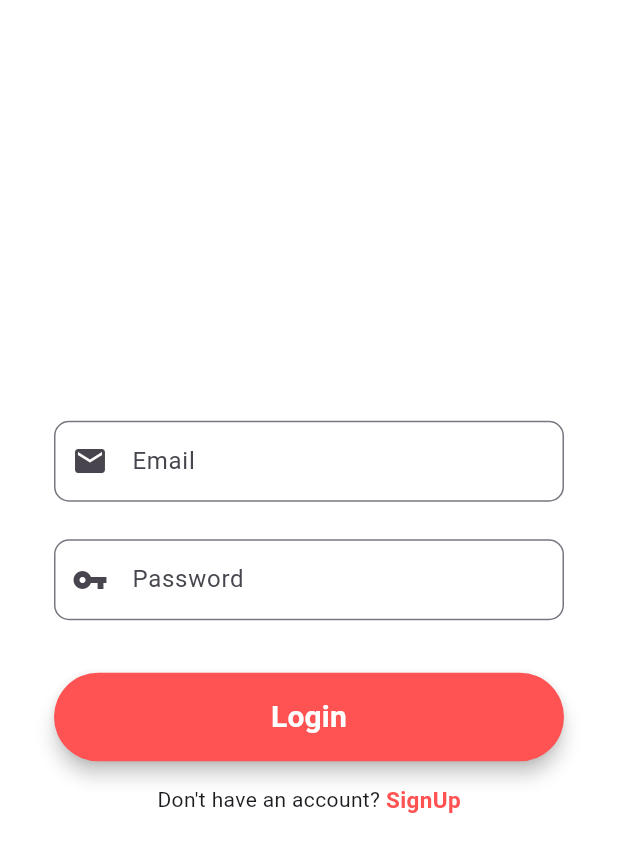
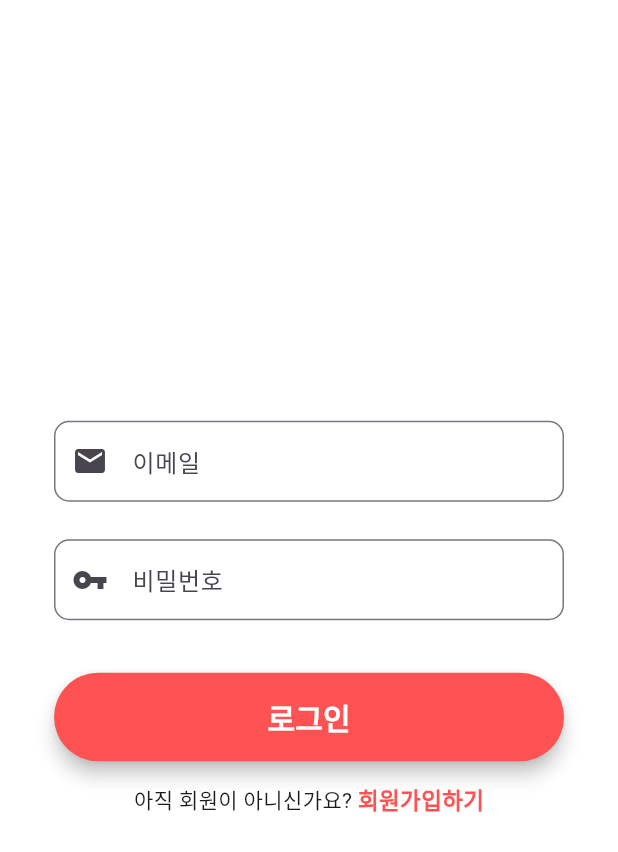
Before and after one commit to wkah23/FlutterProject, a Flutter app: the screen it shows after launch, on a phone screen of 412 x 824 dp. Shown: the top 852 px of the screen. Run offline on Flutter 3.47's test engine with Material 2 defaults, Android fonts, the phone set to English and light mode, and no system bars; our stand-ins replace firebase_auth, firebase_core; accounts and stored records are empty.

Commit message:
2023 09 25 수정

```diff
--- a/dewbiapp/lib/Screens/login_screen.dart
+++ b/dewbiapp/lib/Screens/login_screen.dart
@@ -1,5 +1,5 @@
-import 'package:dewbiapp/Screens/add_login_screen.dart';
-import 'package:dewbiapp/Screens/home_screen.dart';
+import 'package:dewbiapp/mainpage.dart';
+import 'package:dewbiapp/screens/registration_screen.dart';
 import 'package:firebase_auth/firebase_auth.dart';
 import 'package:flutter/material.dart';
 
@@ -30,12 +30,12 @@ class _LoginScreenState extends State<LoginScreen> {
         keyboardType: TextInputType.emailAddress,
         validator: (value) {
           if (value!.isEmpty) {
-            return ("Please Enter Your Email");
+            return ("이메일을 입력해주세요.");
           }
           // reg expression for email validation
           if (!RegExp("^[a-zA-Z0-9+_.-]+@[a-zA-Z0-9.-]+.[a-z]")
               .hasMatch(value)) {
-            return ("Please Enter a valid email");
+            return ("유효한 이메일을 입력해주세요.");
           }
           return null;
         },
@@ -46,7 +46,7 @@ class _LoginScreenState extends State<LoginScreen> {
         decoration: InputDecoration(
           prefixIcon: const Icon(Icons.mail),
           contentPadding: const EdgeInsets.fromLTRB(20, 15, 20, 15),
-          hintText: "Email",
+          hintText: "이메일",
           border: OutlineInputBorder(
             borderRadius: BorderRadius.circular(10),
           ),
@@ -60,10 +60,10 @@ class _LoginScreenState extends State<LoginScreen> {
         validator: (value) {
           RegExp regex = RegExp(r'^.{6,}$');
           if (value!.isEmpty) {
-            return ("Password is required for login");
+            return ("비밀번호를 입력해 주세요.");
           }
           if (!regex.hasMatch(value)) {
-            return ("Enter Valid Password(Min. 6 Character)");
+            return ("비밀번호가 다릅니다.");
           }
           return null;
         },
@@ -74,7 +74,7 @@ class _LoginScreenState extends State<LoginScreen> {
         decoration: InputDecoration(
           prefixIcon: const Icon(Icons.vpn_key),
           contentPadding: const EdgeInsets.fromLTRB(20, 15, 20, 15),
-          hintText: "Password",
+          hintText: "비밀번호",
           border: OutlineInputBorder(
             borderRadius: BorderRadius.circular(10),
           ),
@@ -91,7 +91,7 @@ class _LoginScreenState extends State<LoginScreen> {
             signIn(emailController.text, passwordController.text);
           },
           child: const Text(
-            "Login",
+            "로그인",
             textAlign: TextAlign.center,
             style: TextStyle(
                 fontSize: 20, color: Colors.white, fontWeight: FontWeight.bold),
@@ -121,7 +121,7 @@ class _LoginScreenState extends State<LoginScreen> {
                     Row(
                         mainAxisAlignment: MainAxisAlignment.center,
                         children: <Widget>[
-                          const Text("Don't have an account? "),
+                          const Text("아직 회원이 아니신가요? "),
                           GestureDetector(
                             onTap: () {
                               Navigator.push(
@@ -131,7 +131,7 @@ class _LoginScreenState extends State<LoginScreen> {
                                           const RegistrationScreen()));
                             },
                             child: const Text(
-                              "SignUp",
+                              "회원가입하기",
                               style: TextStyle(
                                   color: Colors.redAccent,
                                   fontWeight: FontWeight.bold,
@@ -158,7 +158,7 @@ class _LoginScreenState extends State<LoginScreen> {
               showSnackBar("Login Successful",
                   const Duration(milliseconds: 1000)),
               Navigator.of(context).pushReplacement(
-                  MaterialPageRoute(builder: (context) => const HomeScreen())),
+                  MaterialPageRoute(builder: (context) => const MainPage())),
             })
         .catchError((e) => {
               showSnackBar(e!.message,
--- a/dewbiapp/lib/Screens/add_login_screen.dart
+++ b/dewbiapp/lib/Screens/registration_screen.dart
@@ -1,4 +1,4 @@
-import 'package:dewbiapp/Screens/home_screen.dart';
+import 'package:dewbiapp/screens/login_screen.dart';
 import 'package:flutter/material.dart';
 import 'package:firebase_auth/firebase_auth.dart';
 
@@ -28,12 +28,12 @@ class _RegistrationScreenState extends State<RegistrationScreen> {
         keyboardType: TextInputType.emailAddress,
         validator: (value) {
           if (value!.isEmpty) {
-            return ("Please Enter Your Email");
+            return ("이메일을 입력해 주세요.");
           }
           // reg expression for email validation
           if (!RegExp("^[a-zA-Z0-9+_.-]+@[a-zA-Z0-9.-]+.[a-z]")
               .hasMatch(value)) {
-            return ("Please Enter a valid email");
+            return ("유효한 이메일을 입력해 주세요.");
           }
           return null;
         },
@@ -44,7 +44,7 @@ class _RegistrationScreenState extends State<RegistrationScreen> {
         decoration: InputDecoration(
           prefixIcon: const Icon(Icons.mail),
           contentPadding: const EdgeInsets.fromLTRB(20, 15, 20, 15),
-          hintText: "Email",
+          hintText: "이메일",
           border: OutlineInputBorder(
             borderRadius: BorderRadius.circular(10),
           ),
@@ -58,10 +58,10 @@ class _RegistrationScreenState extends State<RegistrationScreen> {
         validator: (value) {
           RegExp regex = RegExp(r'^.{6,}$');
           if (value!.isEmpty) {
-            return ("Password is required for login");
+            return ("패스워드를 입력해 주세요.");
           }
           if (!regex.hasMatch(value)) {
-            return ("Enter Valid Password(Min. 6 Character)");
+            return ("비밀번호는 6자 이상이어야 합니다.");
           }
           return null;
         },
@@ -72,7 +72,7 @@ class _RegistrationScreenState extends State<RegistrationScreen> {
         decoration: InputDecoration(
           prefixIcon: const Icon(Icons.vpn_key),
           contentPadding: const EdgeInsets.fromLTRB(20, 15, 20, 15),
-          hintText: "Password",
+          hintText: "비밀번호 입력",
           border: OutlineInputBorder(
             borderRadius: BorderRadius.circular(10),
           ),
@@ -86,7 +86,7 @@ class _RegistrationScreenState extends State<RegistrationScreen> {
         validator: (value) {
           if (confirmPasswordEditingController.text !=
               passwordEditingController.text) {
-            return "Password don't match";
+            return "비밀번호가 일치하지 않습니다.";
           }
           return null;
         },
@@ -97,7 +97,7 @@ class _RegistrationScreenState extends State<RegistrationScreen> {
         decoration: InputDecoration(
           prefixIcon: const Icon(Icons.vpn_key),
           contentPadding: const EdgeInsets.fromLTRB(20, 15, 20, 15),
-          hintText: "Confirm Password",
+          hintText: "비밀번호 확인",
           border: OutlineInputBorder(
             borderRadius: BorderRadius.circular(10),
           ),
@@ -115,7 +115,7 @@ class _RegistrationScreenState extends State<RegistrationScreen> {
           signUp(emailEditingController.text, passwordEditingController.text);
         },
         child: const Text(
-          "SignUp",
+          "회원가입",
           textAlign: TextAlign.center,
           style: TextStyle(
               fontSize: 20, color: Colors.white, fontWeight: FontWeight.bold),
@@ -188,12 +188,12 @@ class _RegistrationScreenState extends State<RegistrationScreen> {
     // userModel.email = user!.email;
     // userModel.uid = user.uid;
 
-    showSnackBar("Account created successfully :)",
+    showSnackBar("회원가입을 축하드립니다! :)",
         const Duration(milliseconds: 1000));
 
     Navigator.pushAndRemoveUntil(
         (context),
-        MaterialPageRoute(builder: (context) => const HomeScreen()),
+        MaterialPageRoute(builder: (context) => const LoginScreen()),
         (route) => false);
   }
 
--- a/dewbiapp/lib/main.dart
+++ b/dewbiapp/lib/main.dart
@@ -1,4 +1,4 @@
-import 'package:dewbiapp/Screens/login_screen.dart';
+import 'package:dewbiapp/screens/login_screen.dart';
 import 'package:flutter/material.dart';
 import 'package:firebase_core/firebase_core.dart';
 
@@ -16,7 +16,7 @@ class MyApp extends StatelessWidget {
   Widget build(BuildContext context) {
     return MaterialApp(
       debugShowCheckedModeBanner: false,
-      title: '꾸기',
+      title: 'Flutter Demo',
       theme: ThemeData(
         colorScheme: ColorScheme.fromSeed(seedColor: Colors.deepPurple),
         useMaterial3: true,
--- a/dewbiapp/pubspec.yaml
+++ b/dewbiapp/pubspec.yaml
@@ -25,6 +25,8 @@ dependencies:
   location_geocoder: ^1.0.5
   url_launcher: ^6.1.14
   google_sign_in: ^6.1.5
+  flutter_linkify: ^6.0.0
+  carousel_slider: ^4.2.1
 
   cupertino_icons: ^1.0.2
 
```
Also changed, not shown: dewbiapp/lib/Screens/home_screen.dart (deleted, +0 -149 lines), dewbiapp/lib/Screens/page_b1.dart (deleted, +0 -30 lines), dewbiapp/lib/Screens/page_c1.dart (deleted, +0 -30 lines), dewbiapp/lib/mainpage.dart (added, +104 -0 lines), dewbiapp/lib/pages/Drive.dart (added, +19 -0 lines), dewbiapp/lib/pages/Home.dart (added, +36 -0 lines), dewbiapp/lib/pages/MyMusic.dart (added, +19 -0 lines), dewbiapp/lib/pages/profile.dart (added, +19 -0 lines), dewbiapp/lib/widget/bottom_bar.dart (deleted, +0 -61 lines), dewbiapp/pubspec.lock.
